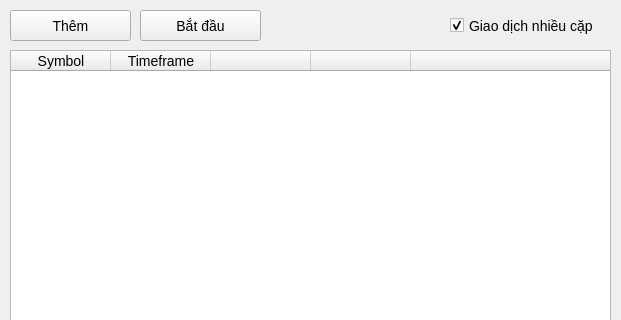
The window that ui/MainWindow.ui (nguyenvantat1182002/rsi-signal-bot) describes before a commit, drawn with Qt 5; both pictures show x 0 to 621 and y 0 to 320 of the 621 by 501 pixel window.
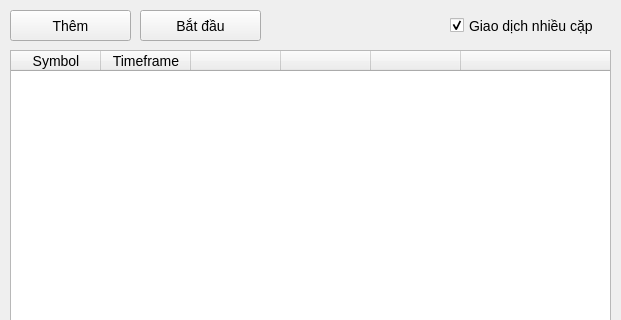
The same window after the commit.

What changed in the file:
```diff
--- a/ui/MainWindow.ui
+++ b/ui/MainWindow.ui
@@ -42,7 +42,7 @@
      </rect>
     </property>
     <attribute name="horizontalHeaderDefaultSectionSize">
-     <number>100</number>
+     <number>90</number>
     </attribute>
     <attribute name="horizontalHeaderStretchLastSection">
      <bool>true</bool>
@@ -72,6 +72,11 @@
       <string/>
      </property>
     </column>
+    <column>
+     <property name="text">
+      <string/>
+     </property>
+    </column>
    </widget>
    <widget class="QPushButton" name="pushButton">
     <property name="geometry">
```
